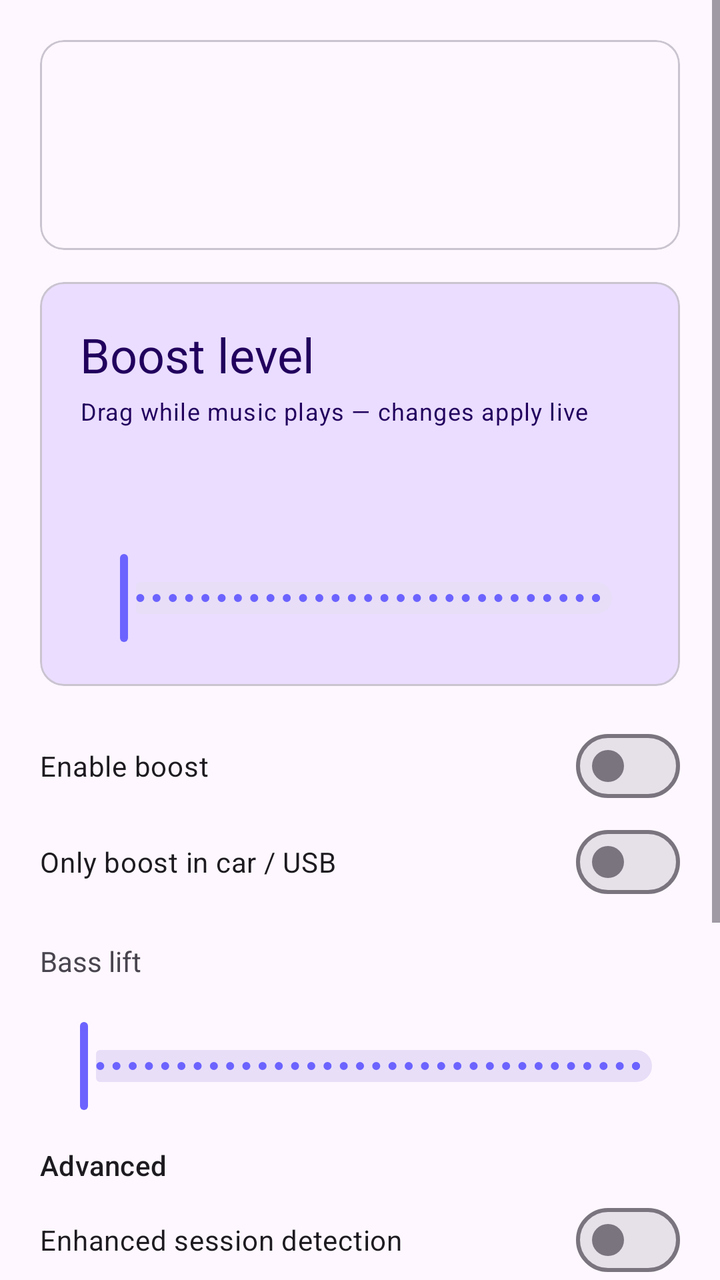
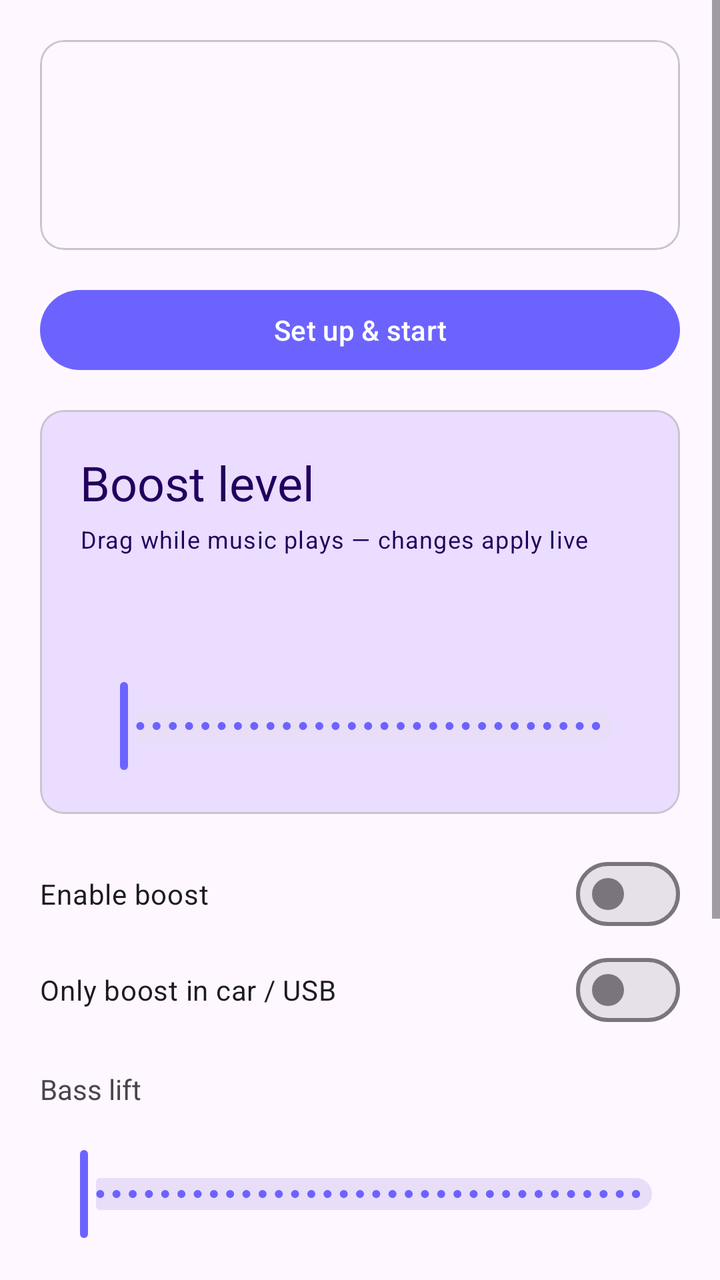

Before-and-after screenshots of an Android layout around one commit, followed by the original layout XML and the change that was made.
<!-- AndroidManifest.xml: application theme Theme.UsbBoost -->
<!-- res/layout/activity_main.xml -->
<?xml version="1.0" encoding="utf-8"?>
<ScrollView xmlns:android="http://schemas.android.com/apk/res/android"
    xmlns:app="http://schemas.android.com/apk/res-auto"
    android:layout_width="match_parent"
    android:layout_height="match_parent"
    android:fillViewport="true">

    <LinearLayout
        android:layout_width="match_parent"
        android:layout_height="wrap_content"
        android:orientation="vertical"
        android:padding="20dp">

        <com.google.android.material.card.MaterialCardView
            android:layout_width="match_parent"
            android:layout_height="wrap_content"
            android:layout_marginBottom="16dp">

            <LinearLayout
                android:layout_width="match_parent"
                android:layout_height="wrap_content"
                android:orientation="vertical"
                android:padding="16dp">

                <TextView
                    android:id="@+id/textOutput"
                    android:layout_width="match_parent"
                    android:layout_height="wrap_content"
                    android:textAppearance="?attr/textAppearanceTitleMedium" />

                <TextView
                    android:id="@+id/textDumpStatus"
                    android:layout_width="match_parent"
                    android:layout_height="wrap_content"
                    android:layout_marginTop="8dp" />

                <TextView
                    android:id="@+id/textHint"
                    android:layout_width="match_parent"
                    android:layout_height="wrap_content"
                    android:layout_marginTop="8dp"
                    android:textAppearance="?attr/textAppearanceBodySmall" />
            </LinearLayout>
        </com.google.android.material.card.MaterialCardView>

        <com.google.android.material.card.MaterialCardView
            android:layout_width="match_parent"
            android:layout_height="wrap_content"
            android:layout_marginBottom="16dp"
            app:cardBackgroundColor="?attr/colorPrimaryContainer">

            <LinearLayout
                android:layout_width="match_parent"
                android:layout_height="wrap_content"
                android:orientation="vertical"
                android:padding="20dp">

                <TextView
                    android:layout_width="match_parent"
                    android:layout_height="wrap_content"
                    android:text="@string/boost_level_label"
                    android:textAppearance="?attr/textAppearanceHeadlineSmall"
                    android:textColor="?attr/colorOnPrimaryContainer" />

                <TextView
                    android:layout_width="match_parent"
                    android:layout_height="wrap_content"
                    android:layout_marginTop="4dp"
                    android:text="@string/boost_level_hint"
                    android:textAppearance="?attr/textAppearanceBodySmall"
                    android:textColor="?attr/colorOnPrimaryContainer" />

                <TextView
                    android:id="@+id/textBoostValue"
                    android:layout_width="match_parent"
                    android:layout_height="wrap_content"
                    android:layout_marginTop="16dp"
                    android:textAppearance="?attr/textAppearanceHeadlineMedium"
                    android:textColor="?attr/colorOnPrimaryContainer" />

                <com.google.android.material.slider.Slider
                    android:id="@+id/sliderBoost"
                    android:layout_width="match_parent"
                    android:layout_height="wrap_content"
                    android:layout_marginTop="8dp"
                    android:stepSize="1"
                    android:valueFrom="0"
                    android:valueTo="100" />
            </LinearLayout>
        </com.google.android.material.card.MaterialCardView>

        <com.google.android.material.materialswitch.MaterialSwitch
            android:id="@+id/switchEnabled"
            android:layout_width="match_parent"
            android:layout_height="wrap_content"
            android:text="@string/enable_boost" />

        <com.google.android.material.materialswitch.MaterialSwitch
            android:id="@+id/switchAutoCar"
            android:layout_width="match_parent"
            android:layout_height="wrap_content"
            android:text="@string/auto_car_mode" />

        <TextView
            android:layout_width="match_parent"
            android:layout_height="wrap_content"
            android:layout_marginTop="16dp"
            android:text="@string/bass_label" />

        <TextView
            android:id="@+id/textBassValue"
            android:layout_width="match_parent"
            android:layout_height="wrap_content" />

        <com.google.android.material.slider.Slider
            android:id="@+id/sliderBass"
            android:layout_width="match_parent"
            android:layout_height="wrap_content"
            android:stepSize="1"
            android:valueFrom="0"
            android:valueTo="100" />

        <TextView
            android:layout_width="match_parent"
            android:layout_height="wrap_content"
            android:layout_marginTop="16dp"
            android:text="@string/advanced_label"
            android:textAppearance="?attr/textAppearanceTitleSmall" />

        <com.google.android.material.materialswitch.MaterialSwitch
            android:id="@+id/switchEnhanced"
            android:layout_width="match_parent"
            android:layout_height="wrap_content"
            android:layout_marginTop="4dp"
            android:text="@string/enhanced_detection" />

        <com.google.android.material.materialswitch.MaterialSwitch
            android:id="@+id/switchLegacy"
            android:layout_width="match_parent"
            android:layout_height="wrap_content"
            android:text="@string/legacy_mode" />

        <com.google.android.material.materialswitch.MaterialSwitch
            android:id="@+id/switchBoot"
            android:layout_width="match_parent"
            android:layout_height="wrap_content"
            android:text="@string/start_on_boot" />

        <LinearLayout
            android:layout_width="match_parent"
            android:layout_height="wrap_content"
            android:layout_marginTop="20dp"
            android:orientation="horizontal">

            <com.google.android.material.button.MaterialButton
                android:id="@+id/buttonStart"
                android:layout_width="0dp"
                android:layout_height="wrap_content"
                android:layout_weight="1"
                android:text="@string/start" />

            <com.google.android.material.button.MaterialButton
                android:id="@+id/buttonStop"
                style="@style/Widget.Material3.Button.OutlinedButton"
                android:layout_width="0dp"
                android:layout_height="wrap_content"
                android:layout_marginStart="12dp"
                android:layout_weight="1"
                android:text="@string/stop" />
        </LinearLayout>

        <com.google.android.material.button.MaterialButton
            android:id="@+id/buttonCopyAdb"
            style="@style/Widget.Material3.Button.TonalButton"
            android:layout_width="match_parent"
            android:layout_height="wrap_content"
            android:layout_marginTop="12dp"
            android:text="@string/copy_adb" />
    </LinearLayout>
</ScrollView>
<!-- resources referenced by this layout -->
<resources>
  <string name="advanced_label">Advanced</string>
  <string name="auto_car_mode">Only boost in car / USB</string>
  <string name="bass_label">Bass lift</string>
  <string name="boost_level_hint">Drag while music plays — changes apply live</string>
  <string name="boost_level_label">Boost level</string>
  <string name="copy_adb">Copy ADB setup command</string>
  <string name="enable_boost">Enable boost</string>
  <string name="enhanced_detection">Enhanced session detection</string>
  <string name="legacy_mode">Legacy mode (global mix)</string>
  <string name="start">Start</string>
  <string name="start_on_boot">Start when phone reboots</string>
  <string name="stop">Stop</string>
  <style name="Theme.UsbBoost" parent="Theme.Material3.DayNight.NoActionBar">
          <item name="colorPrimary">@color/purple_500</item>
          <item name="colorPrimaryVariant">@color/purple_700</item>
          <item name="colorSecondary">@color/teal_200</item>
          <item name="android:statusBarColor">@color/purple_700</item>
          <item name="android:navigationBarColor">@color/black</item>
      </style>
  <color name="purple_500">#6C63FF</color>
  <color name="purple_700">#4B44CC</color>
  <color name="teal_200">#03DAC5</color>
  <color name="black">#FF000000</color>
</resources>

<!-- the commit's change to res/layout/activity_main.xml (unified diff, before → after) -->
@@ -42,6 +42,13 @@
                     android:textAppearance="?attr/textAppearanceBodySmall" />
             </LinearLayout>
         </com.google.android.material.card.MaterialCardView>
+
+        <com.google.android.material.button.MaterialButton
+            android:id="@+id/buttonOneTapSetup"
+            android:layout_width="match_parent"
+            android:layout_height="wrap_content"
+            android:layout_marginBottom="16dp"
+            android:text="@string/one_tap_setup" />
 
         <com.google.android.material.card.MaterialCardView
             android:layout_width="match_parent"
@@ -171,10 +178,11 @@
 
         <com.google.android.material.button.MaterialButton
             android:id="@+id/buttonCopyAdb"
-            style="@style/Widget.Material3.Button.TonalButton"
+            style="@style/Widget.Material3.Button.TextButton"
             android:layout_width="match_parent"
             android:layout_height="wrap_content"
-            android:layout_marginTop="12dp"
-            android:text="@string/copy_adb" />
+            android:layout_marginTop="4dp"
+            android:text="@string/copy_adb"
+            android:visibility="gone" />
     </LinearLayout>
 </ScrollView>
<!-- resource entries referenced after the edit -->
@@ -9,6 +9,7 @@
   <string name="enable_boost">Enable boost</string>
   <string name="enhanced_detection">Enhanced session detection</string>
   <string name="legacy_mode">Legacy mode (global mix)</string>
+  <string name="one_tap_setup">Set up &amp; start</string>
   <string name="start">Start</string>
   <string name="start_on_boot">Start when phone reboots</string>
   <string name="stop">Stop</string>
